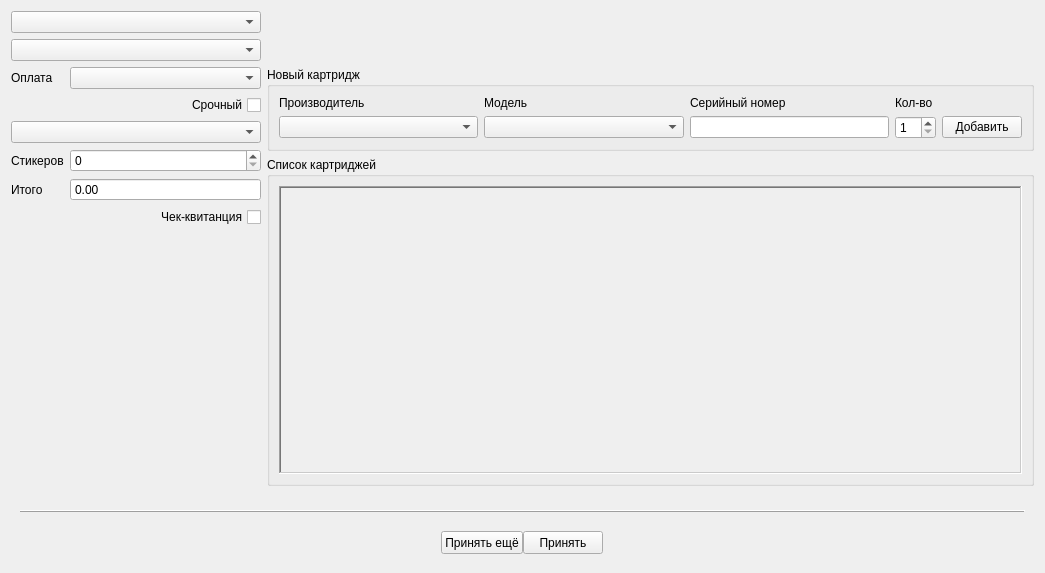
This is tabreceptcartridge.ui in solderercb/snap_crm as Qt 5 draws it before an edit. The edited form follows.
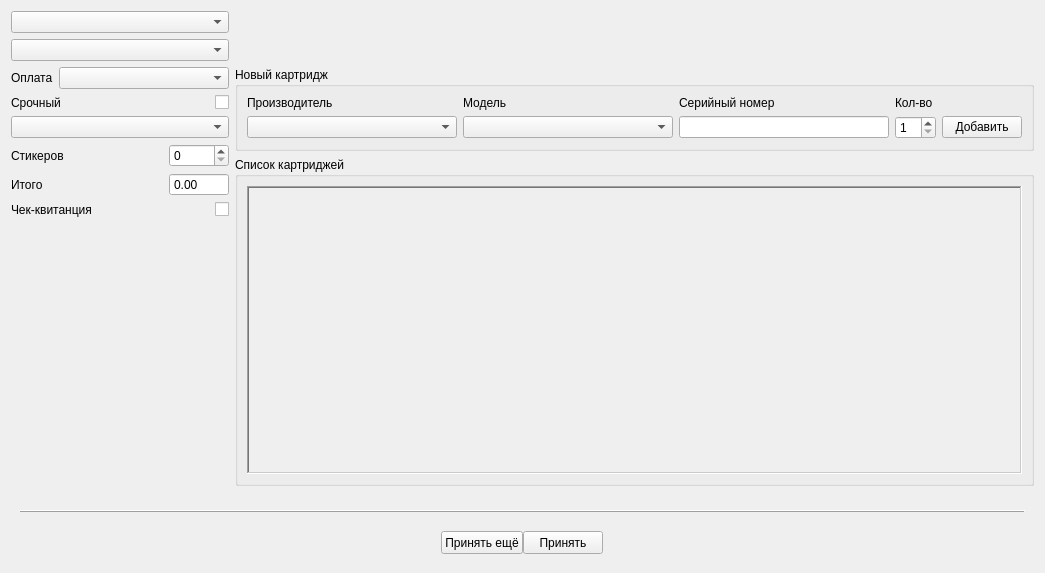
This is the edited form. Custom widgets are drawn as their Qt base class.

Patch:
```diff
--- a/tabreceptcartridge.ui
+++ b/tabreceptcartridge.ui
@@ -15,158 +15,7 @@
   </property>
   <layout class="QGridLayout" name="gridLayout_3">
    <item row="0" column="0">
-    <layout class="QGridLayout" name="gridLayoutTop" columnstretch="0,1" columnminimumwidth="250,0">
-     <item row="0" column="0">
-      <layout class="QFormLayout" name="formLayoutTopLeft">
-       <item row="0" column="0" colspan="2">
-        <widget class="QComboBox" name="comboBoxCompany">
-         <property name="focusPolicy">
-          <enum>Qt::ClickFocus</enum>
-         </property>
-         <property name="editable">
-          <bool>false</bool>
-         </property>
-         <property name="currentText">
-          <string/>
-         </property>
-         <property name="placeholderText">
-          <string>Организация</string>
-         </property>
-        </widget>
-       </item>
-       <item row="1" column="0" colspan="2">
-        <widget class="QComboBox" name="comboBoxOffice">
-         <property name="focusPolicy">
-          <enum>Qt::ClickFocus</enum>
-         </property>
-         <property name="editable">
-          <bool>false</bool>
-         </property>
-         <property name="currentText">
-          <string/>
-         </property>
-         <property name="placeholderText">
-          <string>Офис</string>
-         </property>
-        </widget>
-       </item>
-       <item row="2" column="0">
-        <widget class="QLabel" name="labelPaymentAccount">
-         <property name="text">
-          <string>Оплата</string>
-         </property>
-        </widget>
-       </item>
-       <item row="2" column="1">
-        <widget class="QComboBox" name="comboBoxPresetPaymentAccount">
-         <property name="focusPolicy">
-          <enum>Qt::ClickFocus</enum>
-         </property>
-         <property name="editable">
-          <bool>false</bool>
-         </property>
-         <property name="currentText">
-          <string/>
-         </property>
-         <property name="currentIndex">
-          <number>-1</number>
-         </property>
-         <property name="placeholderText">
-          <string>Тип оплаты</string>
-         </property>
-        </widget>
-       </item>
-       <item row="3" column="0" colspan="2">
-        <widget class="QCheckBox" name="checkBoxIsHighPriority">
-         <property name="focusPolicy">
-          <enum>Qt::ClickFocus</enum>
-         </property>
-         <property name="layoutDirection">
-          <enum>Qt::RightToLeft</enum>
-         </property>
-         <property name="text">
-          <string>Срочный</string>
-         </property>
-        </widget>
-       </item>
-       <item row="4" column="0" colspan="2">
-        <widget class="SComboBox" name="comboBoxPresetEngineer">
-         <property name="focusPolicy">
-          <enum>Qt::ClickFocus</enum>
-         </property>
-         <property name="editable">
-          <bool>false</bool>
-         </property>
-         <property name="currentText">
-          <string/>
-         </property>
-         <property name="placeholderText">
-          <string>Мастером назначить</string>
-         </property>
-        </widget>
-       </item>
-       <item row="5" column="0">
-        <widget class="QLabel" name="labelStickersCount">
-         <property name="text">
-          <string>Стикеров</string>
-         </property>
-        </widget>
-       </item>
-       <item row="5" column="1">
-        <widget class="QSpinBox" name="spinBoxStickersCount">
-         <property name="focusPolicy">
-          <enum>Qt::ClickFocus</enum>
-         </property>
-        </widget>
-       </item>
-       <item row="6" column="0">
-        <widget class="QLabel" name="labelTotalCartridgeQty">
-         <property name="text">
-          <string>Итого</string>
-         </property>
-        </widget>
-       </item>
-       <item row="8" column="0" colspan="2">
-        <spacer name="verticalSpacer">
-         <property name="orientation">
-          <enum>Qt::Vertical</enum>
-         </property>
-         <property name="sizeHint" stdset="0">
-          <size>
-           <width>20</width>
-           <height>40</height>
-          </size>
-         </property>
-        </spacer>
-       </item>
-       <item row="6" column="1">
-        <widget class="SDoubleSpinBox" name="doubleSpinBoxTotalPreagreedAmount">
-         <property name="focusPolicy">
-          <enum>Qt::ClickFocus</enum>
-         </property>
-         <property name="readOnly">
-          <bool>true</bool>
-         </property>
-         <property name="buttonSymbols">
-          <enum>QAbstractSpinBox::NoButtons</enum>
-         </property>
-        </widget>
-       </item>
-       <item row="7" column="1">
-        <widget class="QCheckBox" name="checkBoxPrintReceipt">
-         <property name="focusPolicy">
-          <enum>Qt::ClickFocus</enum>
-         </property>
-         <property name="layoutDirection">
-          <enum>Qt::RightToLeft</enum>
-         </property>
-         <property name="text">
-          <string>Чек-квитанция</string>
-         </property>
-        </widget>
-       </item>
-      </layout>
-     </item>
+    <layout class="QGridLayout" name="gridLayoutTop" columnstretch="0,1" columnminimumwidth="0,0">
      <item row="0" column="1">
       <layout class="QVBoxLayout" name="verticalLayoutTopRight" stretch="0,0,1">
        <item>
@@ -277,7 +126,7 @@
               <rect>
                <x>0</x>
                <y>0</y>
-               <width>743</width>
+               <width>773</width>
                <height>301</height>
               </rect>
              </property>
@@ -326,6 +175,204 @@
        </item>
       </layout>
      </item>
+     <item row="0" column="0">
+      <layout class="QGridLayout" name="gridLayout_6" columnstretch="0,1,0" columnminimumwidth="0,0,60">
+       <property name="sizeConstraint">
+        <enum>QLayout::SetMinimumSize</enum>
+       </property>
+       <item row="2" column="0">
+        <widget class="QLabel" name="labelPaymentAccount">
+         <property name="text">
+          <string>Оплата</string>
+         </property>
+        </widget>
+       </item>
+       <item row="8" column="0" colspan="3">
+        <spacer name="verticalSpacer">
+         <property name="orientation">
+          <enum>Qt::Vertical</enum>
+         </property>
+         <property name="sizeHint" stdset="0">
+          <size>
+           <width>20</width>
+           <height>40</height>
+          </size>
+         </property>
+        </spacer>
+       </item>
+       <item row="5" column="2">
+        <widget class="QSpinBox" name="spinBoxStickersCount">
+         <property name="sizePolicy">
+          <sizepolicy hsizetype="MinimumExpanding" vsizetype="Minimum">
+           <horstretch>0</horstretch>
+           <verstretch>0</verstretch>
+          </sizepolicy>
+         </property>
+         <property name="focusPolicy">
+          <enum>Qt::ClickFocus</enum>
+         </property>
+        </widget>
+       </item>
+       <item row="7" column="2">
+        <widget class="QCheckBox" name="checkBoxPrintReceipt">
+         <property name="focusPolicy">
+          <enum>Qt::ClickFocus</enum>
+         </property>
+         <property name="layoutDirection">
+          <enum>Qt::RightToLeft</enum>
+         </property>
+         <property name="text">
+          <string/>
+         </property>
+        </widget>
+       </item>
+       <item row="2" column="1" colspan="2">
+        <widget class="QComboBox" name="comboBoxPresetPaymentAccount">
+         <property name="sizePolicy">
+          <sizepolicy hsizetype="Minimum" vsizetype="Minimum">
+           <horstretch>0</horstretch>
+           <verstretch>0</verstretch>
+          </sizepolicy>
+         </property>
+         <property name="focusPolicy">
+          <enum>Qt::ClickFocus</enum>
+         </property>
+         <property name="editable">
+          <bool>false</bool>
+         </property>
+         <property name="currentText">
+          <string/>
+         </property>
+         <property name="currentIndex">
+          <number>-1</number>
+         </property>
+        </widget>
+       </item>
+       <item row="6" column="2">
+        <widget class="SDoubleSpinBox" name="doubleSpinBoxTotalPreagreedAmount">
+         <property name="focusPolicy">
+          <enum>Qt::ClickFocus</enum>
+         </property>
+         <property name="readOnly">
+          <bool>true</bool>
+         </property>
+         <property name="buttonSymbols">
+          <enum>QAbstractSpinBox::NoButtons</enum>
+         </property>
+        </widget>
+       </item>
+       <item row="3" column="2">
+        <widget class="QCheckBox" name="checkBoxIsHighPriority">
+         <property name="focusPolicy">
+          <enum>Qt::ClickFocus</enum>
+         </property>
+         <property name="layoutDirection">
+          <enum>Qt::RightToLeft</enum>
+         </property>
+         <property name="text">
+          <string/>
+         </property>
+        </widget>
+       </item>
+       <item row="4" column="0" colspan="3">
+        <widget class="SComboBox" name="comboBoxPresetEngineer">
+         <property name="sizePolicy">
+          <sizepolicy hsizetype="Minimum" vsizetype="Minimum">
+           <horstretch>0</horstretch>
+           <verstretch>0</verstretch>
+          </sizepolicy>
+         </property>
+         <property name="minimumSize">
+          <size>
+           <width>218</width>
+           <height>0</height>
+          </size>
+         </property>
+         <property name="maximumSize">
+          <size>
+           <width>218</width>
+           <height>16777215</height>
+          </size>
+         </property>
+         <property name="focusPolicy">
+          <enum>Qt::ClickFocus</enum>
+         </property>
+         <property name="editable">
+          <bool>false</bool>
+         </property>
+         <property name="currentText">
+          <string/>
+         </property>
+        </widget>
+       </item>
+       <item row="7" column="0" colspan="2">
+        <widget class="QLabel" name="labelPrintReceipt">
+         <property name="text">
+          <string>Чек-квитанция</string>
+         </property>
+        </widget>
+       </item>
+       <item row="6" column="0" colspan="2">
+        <widget class="QLabel" name="labelTotalCartridgeQty">
+         <property name="text">
+          <string>Итого</string>
+         </property>
+        </widget>
+       </item>
+       <item row="5" column="0" colspan="2">
+        <widget class="QLabel" name="labelStickersCount">
+         <property name="text">
+          <string>Стикеров</string>
+         </property>
+        </widget>
+       </item>
+       <item row="3" column="0" colspan="2">
+        <widget class="QLabel" name="labelIsHighPriority">
+         <property name="text">
+          <string>Срочный</string>
+         </property>
+        </widget>
+       </item>
+       <item row="0" column="0" colspan="3">
+        <widget class="QComboBox" name="comboBoxCompany">
+         <property name="sizePolicy">
+          <sizepolicy hsizetype="Minimum" vsizetype="Minimum">
+           <horstretch>0</horstretch>
+           <verstretch>0</verstretch>
+          </sizepolicy>
+         </property>
+         <property name="focusPolicy">
+          <enum>Qt::ClickFocus</enum>
+         </property>
+         <property name="editable">
+          <bool>false</bool>
+         </property>
+         <property name="currentText">
+          <string/>
+         </property>
+        </widget>
+       </item>
+       <item row="1" column="0" colspan="3">
+        <widget class="QComboBox" name="comboBoxOffice">
+         <property name="sizePolicy">
+          <sizepolicy hsizetype="Minimum" vsizetype="Minimum">
+           <horstretch>0</horstretch>
+           <verstretch>0</verstretch>
+          </sizepolicy>
+         </property>
+         <property name="focusPolicy">
+          <enum>Qt::ClickFocus</enum>
+         </property>
+         <property name="editable">
+          <bool>false</bool>
+         </property>
+         <property name="currentText">
+          <string/>
+         </property>
+        </widget>
+       </item>
+      </layout>
+     </item>
     </layout>
    </item>
    <item row="1" column="0">
```
